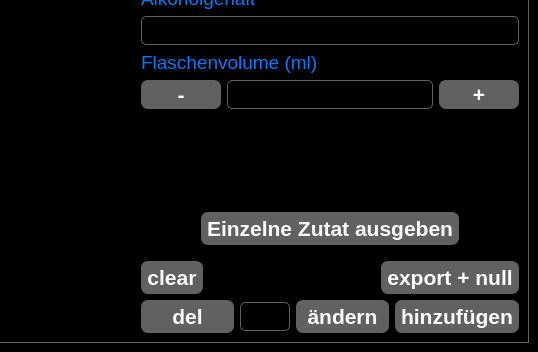
This is ui_elements/Cocktailmanager_2.ui in AndreWohnsland/CocktailBerry as Qt 5 draws it before an edit; both pictures show x 262 to 800 and y 128 to 480 of the 800 by 480 pixel window. The edited form follows.
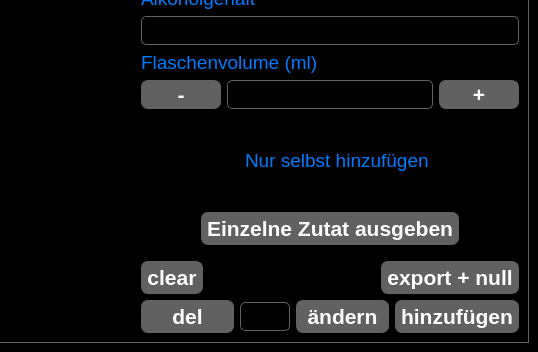
This is the edited form. The open tabs and pages were chosen to show the change. Custom widgets are drawn as their Qt base class.

Commit message: new function for ingredients

```diff
--- a/ui_elements/Cocktailmanager_2.ui
+++ b/ui_elements/Cocktailmanager_2.ui
@@ -1232,7 +1232,80 @@
                   <property name="sizeHint" stdset="0">
                    <size>
                     <width>20</width>
-                    <height>40</height>
+                    <height>10</height>
+                   </size>
+                  </property>
+                 </spacer>
+                </item>
+                <item>
+                 <layout class="QHBoxLayout" name="horizontalLayout_23">
+                  <item>
+                   <spacer name="horizontalSpacer_12">
+                    <property name="orientation">
+                     <enum>Qt::Horizontal</enum>
+                    </property>
+                    <property name="sizeHint" stdset="0">
+                     <size>
+                      <width>40</width>
+                      <height>20</height>
+                     </size>
+                    </property>
+                   </spacer>
+                  </item>
+                  <item>
+                   <widget class="QCheckBox" name="CHBHand">
+                    <property name="maximumSize">
+                     <size>
+                      <width>300</width>
+                      <height>16777215</height>
+                     </size>
+                    </property>
+                    <property name="font">
+                     <font>
+                      <pointsize>14</pointsize>
+                     </font>
+                    </property>
+                    <property name="layoutDirection">
+                     <enum>Qt::LeftToRight</enum>
+                    </property>
+                    <property name="text">
+                     <string>Nur selbst hinzufügen</string>
+                    </property>
+                    <property name="iconSize">
+                     <size>
+                      <width>50</width>
+                      <height>50</height>
+                     </size>
+                    </property>
+                    <property name="tristate">
+                     <bool>false</bool>
+                    </property>
+                   </widget>
+                  </item>
+                  <item>
+                   <spacer name="horizontalSpacer_13">
+                    <property name="orientation">
+                     <enum>Qt::Horizontal</enum>
+                    </property>
+                    <property name="sizeHint" stdset="0">
+                     <size>
+                      <width>40</width>
+                      <height>20</height>
+                     </size>
+                    </property>
+                   </spacer>
+                  </item>
+                 </layout>
+                </item>
+                <item>
+                 <spacer name="verticalSpacer_16">
+                  <property name="orientation">
+                   <enum>Qt::Vertical</enum>
+                  </property>
+                  <property name="sizeHint" stdset="0">
+                   <size>
+                    <width>20</width>
+                    <height>20</height>
                    </size>
                   </property>
                  </spacer>
```
The commit also changes 1 other file.
